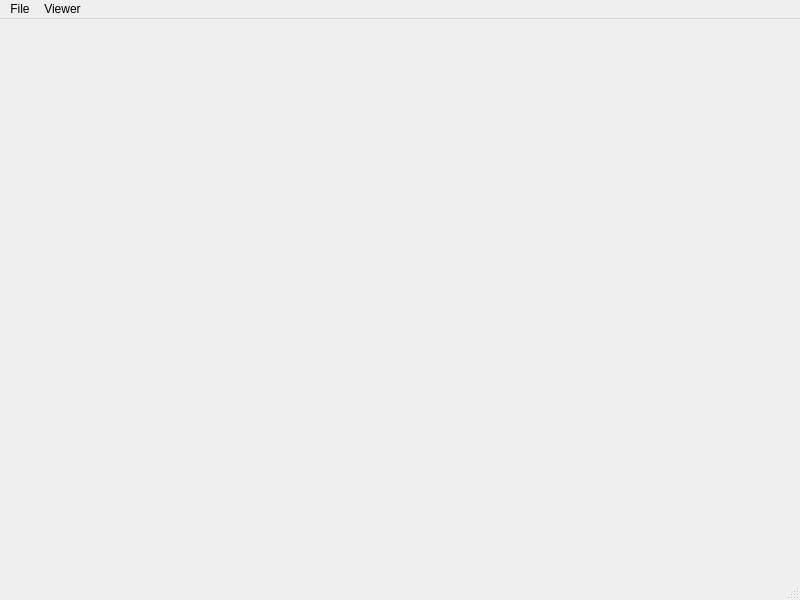
Old version of the form Viewer/MainWindow.ui in the repository saj122/MentalHealthVitals.
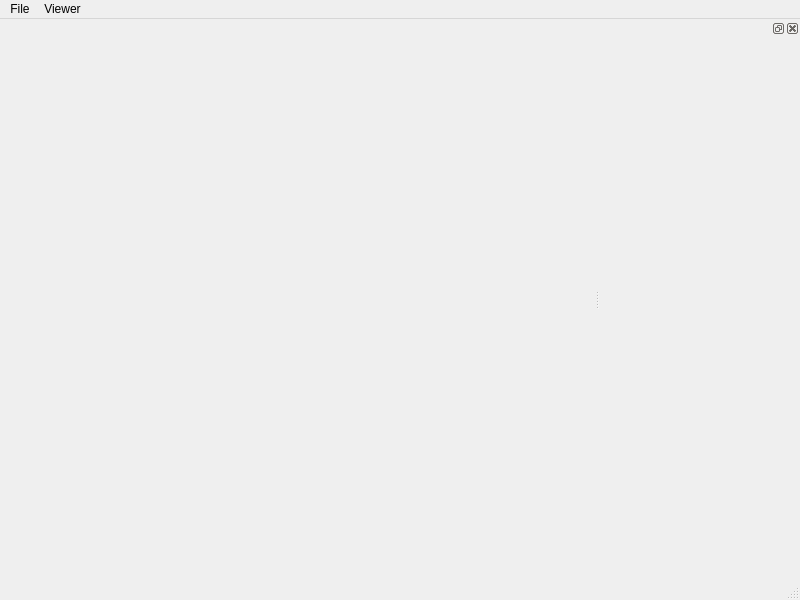
New version of the form.

The edit to the form file:
```diff
--- a/Viewer/MainWindow.ui
+++ b/Viewer/MainWindow.ui
@@ -65,6 +65,18 @@
    <addaction name="menuViewer"/>
   </widget>
   <widget class="QStatusBar" name="statusbar"/>
+  <widget class="QDockWidget" name="dockWidget">
+   <property name="minimumSize">
+    <size>
+     <width>200</width>
+     <height>35</height>
+    </size>
+   </property>
+   <attribute name="dockWidgetArea">
+    <number>2</number>
+   </attribute>
+   <widget class="QWidget" name="dockWidgetContents"/>
+  </widget>
   <action name="actionExit">
    <property name="text">
     <string>Exit</string>
```
